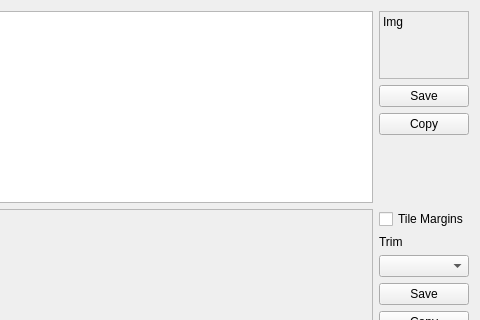
Before: the Qt Designer form qt/tabsprite.ui in Lupinzar/gssex, drawn with Qt 5; both pictures show x 253 to 733 and y 0 to 320 of the 733 by 484 pixel window.
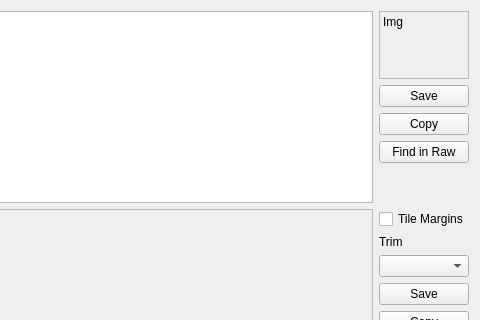
After: the same form once the commit is applied. Icons and pictures are not drawn.

Commit message: Find in RAW for sprites

```diff
--- a/qt/tabsprite.ui
+++ b/qt/tabsprite.ui
@@ -75,6 +75,17 @@
        </property>
       </widget>
      </item>
+     <item>
+      <widget class="QPushButton" name="find_button">
+       <property name="text">
+        <string>Find in Raw</string>
+       </property>
+       <property name="icon">
+        <iconset resource="resource.qrc">
+         <normaloff>:/icons/search.svg</normaloff>:/icons/search.svg</iconset>
+       </property>
+      </widget>
+     </item>
      <item>
       <spacer name="verticalSpacer">
        <property name="orientation">
```
Left out of the diff: 2 changed lines with no effect on the pictures. The commit also changes 4 other files.
